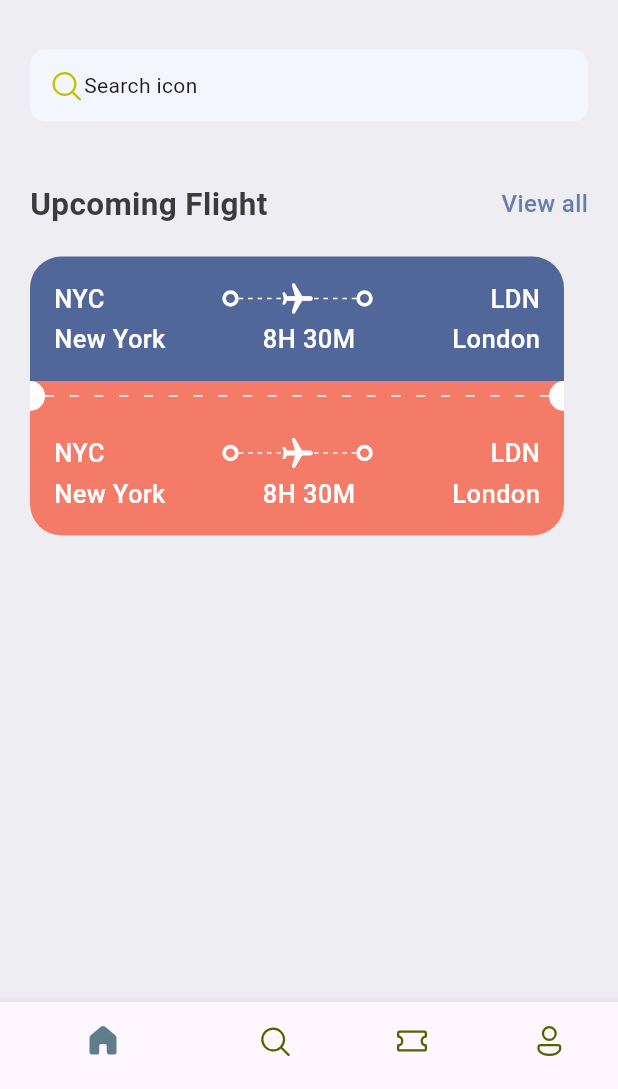
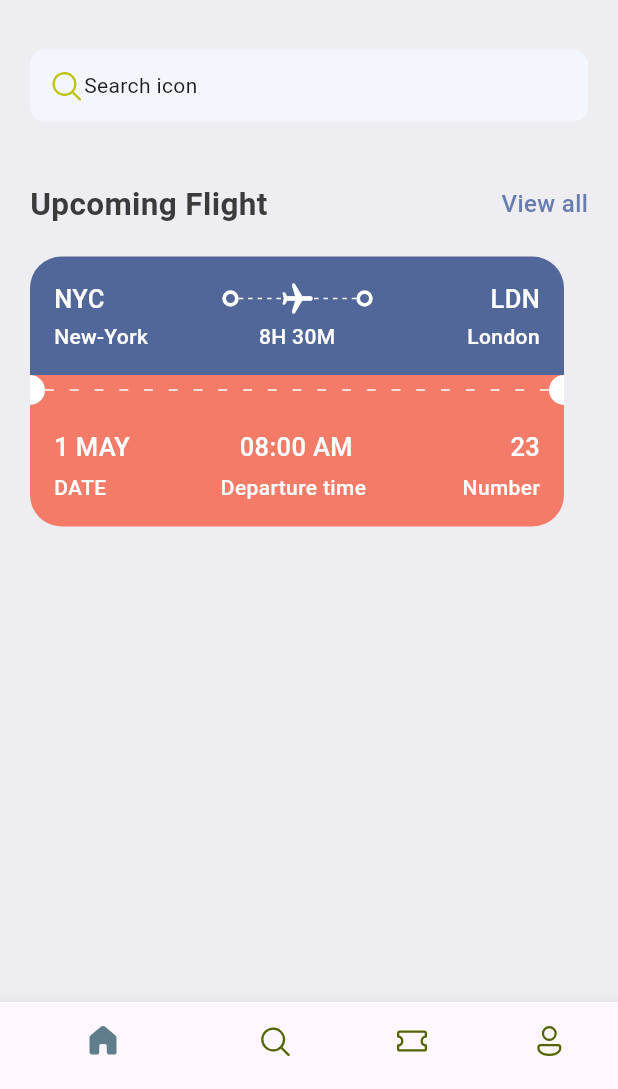
Before and after one commit to sithumoemyint-code/flutter_course_absolute_beginners, a Flutter app: the screen it shows after launch, on a phone screen of 412 x 824 dp, the part 147-1236 px from its top. Run offline on Flutter 3.47's test engine with Material 3 defaults, Android fonts, the phone set to English and light mode, and no system bars; our stand-ins replace fluentui_icons.

Commit message:
ticket view reusable component

```diff
--- a/lib/base/res/styles/app_styles.dart
+++ b/lib/base/res/styles/app_styles.dart
@@ -31,4 +31,9 @@ class AppStyles {
     fontSize: 17,
     fontWeight: FontWeight.w500,
   );
+
+  static TextStyle headLineStyle4 = const TextStyle(
+    fontSize: 14,
+    fontWeight: FontWeight.w500,
+  );
 }
--- /dev/null
+++ b/lib/base/widgets/app_colum_text_layout.dart
@@ -0,0 +1,29 @@
+import 'package:flutter/material.dart';
+import 'package:my_app/base/widgets/text_style_fourth.dart'
+    show TextStyleFourth;
+import 'package:my_app/base/widgets/text_style_third.dart' show TextStyleThird;
+
+class AppColumTextLayout extends StatelessWidget {
+  final String topText;
+  final String bottomText;
+  final CrossAxisAlignment alignment;
+
+  const AppColumTextLayout({
+    super.key,
+    required this.topText,
+    required this.bottomText,
+    required this.alignment,
+  });
+
+  @override
+  Widget build(BuildContext context) {
+    return Column(
+      crossAxisAlignment: alignment,
+      children: [
+        TextStyleThird(text: topText),
+        const SizedBox(height: 5),
+        TextStyleFourth(text: bottomText),
+      ],
+    );
+  }
+}
--- /dev/null
+++ b/lib/base/widgets/text_style_fourth.dart
@@ -0,0 +1,23 @@
+import 'package:flutter/cupertino.dart';
+import 'package:flutter/material.dart' show Colors;
+import 'package:my_app/base/res/styles/app_styles.dart' show AppStyles;
+
+class TextStyleFourth extends StatelessWidget {
+  final String text;
+  final TextAlign align;
+
+  const TextStyleFourth({
+    super.key,
+    required this.text,
+    this.align = TextAlign.start,
+  });
+
+  @override
+  Widget build(BuildContext context) {
+    return Text(
+      text,
+      textAlign: align,
+      style: AppStyles.headLineStyle4.copyWith(color: Colors.white),
+    );
+  }
+}
--- /dev/null
+++ b/lib/base/widgets/text_style_third.dart
@@ -0,0 +1,17 @@
+import 'package:flutter/cupertino.dart';
+import 'package:flutter/material.dart' show Colors;
+import 'package:my_app/base/res/styles/app_styles.dart' show AppStyles;
+
+class TextStyleThird extends StatelessWidget {
+  final String text;
+
+  const TextStyleThird({super.key, required this.text});
+
+  @override
+  Widget build(BuildContext context) {
+    return Text(
+      text,
+      style: AppStyles.headLineStyle3.copyWith(color: Colors.white),
+    );
+  }
+}
--- a/lib/base/widgets/ticket_view.dart
+++ b/lib/base/widgets/ticket_view.dart
@@ -1,9 +1,13 @@
 import 'package:flutter/material.dart';
 import 'package:my_app/base/res/styles/app_styles.dart' show AppStyles;
+import 'package:my_app/base/widgets/app_colum_text_layout.dart';
 import 'package:my_app/base/widgets/app_layoutbuilder_widget.dart'
     show AppLayoutBuilderWidget;
 import 'package:my_app/base/widgets/big_circle.dart' show BigCircle;
 import 'package:my_app/base/widgets/big_dot.dart' show BigDot;
+import 'package:my_app/base/widgets/text_style_fourth.dart'
+    show TextStyleFourth;
+import 'package:my_app/base/widgets/text_style_third.dart' show TextStyleThird;
 
 class TicketView extends StatelessWidget {
   const TicketView({super.key});
@@ -19,11 +23,12 @@ class TicketView extends StatelessWidget {
         margin: const EdgeInsets.only(right: 16),
         child: Column(
           children: [
+            // blue part of the ticket
             Container(
               padding: const EdgeInsets.all(16),
               decoration: BoxDecoration(
                 color: AppStyles.ticketBlue,
-                borderRadius: BorderRadius.only(
+                borderRadius: const BorderRadius.only(
                   topLeft: Radius.circular(21),
                   topRight: Radius.circular(21),
                 ),
@@ -33,12 +38,7 @@ class TicketView extends StatelessWidget {
                   // show departure and destination with icons first line
                   Row(
                     children: [
-                      Text(
-                        "NYC",
-                        style: AppStyles.headLineStyle3.copyWith(
-                          color: Colors.white,
-                        ),
-                      ),
+                      const TextStyleThird(text: "NYC"),
                       Expanded(child: Container()),
                       const BigDot(),
                       Expanded(
@@ -62,36 +62,25 @@ class TicketView extends StatelessWidget {
                       ),
                       const BigDot(),
                       Expanded(child: Container()),
-                      Text(
-                        "LDN",
-                        style: AppStyles.headLineStyle3.copyWith(
-                          color: Colors.white,
-                        ),
-                      ),
+                      const TextStyleThird(text: "LDN"),
                     ],
                   ),
                   const SizedBox(height: 3),
                   // show departure and destination name with time second line
                   Row(
                     children: [
-                      Text(
-                        "New York",
-                        style: AppStyles.headLineStyle3.copyWith(
-                          color: Colors.white,
-                        ),
+                      SizedBox(
+                        width: 100,
+                        child: const TextStyleFourth(text: "New-York"),
                       ),
                       Expanded(child: Container()),
-                      Text(
-                        "8H 30M",
-                        style: AppStyles.headLineStyle3.copyWith(
-                          color: Colors.white,
-                        ),
-                      ),
+                      const TextStyleFourth(text: "8H 30M"),
                       Expanded(child: Container()),
-                      Text(
-                        "London",
-                        style: AppStyles.headLineStyle3.copyWith(
-                          color: Colors.white,
+                      const SizedBox(
+                        width: 100,
+                        child: TextStyleFourth(
+                          text: "London",
+                          align: TextAlign.end,
                         ),
                       ),
                     ],
@@ -99,6 +88,7 @@ class TicketView extends StatelessWidget {
                 ],
               ),
             ),
+            // circle and dots
             Container(
               color: AppStyles.ticketOrange,
               child: const Row(
@@ -111,6 +101,7 @@ class TicketView extends StatelessWidget {
                 ],
               ),
             ),
+            // orange part of the ticket
             Container(
               padding: const EdgeInsets.all(16),
               decoration: BoxDecoration(
@@ -120,71 +111,26 @@ class TicketView extends StatelessWidget {
                   bottomRight: Radius.circular(21),
                 ),
               ),
-              child: Column(
+              child: const Column(
                 children: [
                   // show departure and destination with icons first line
                   Row(
+                    mainAxisAlignment: MainAxisAlignment.spaceBetween,
                     children: [
-                      Text(
-                        "NYC",
-                        style: AppStyles.headLineStyle3.copyWith(
-                          color: Colors.white,
-                        ),
+                      AppColumTextLayout(
+                        topText: "1 MAY",
+                        bottomText: "DATE",
+                        alignment: CrossAxisAlignment.start,
                       ),
-                      Expanded(child: Container()),
-                      const BigDot(),
-                      Expanded(
-                        child: Stack(
-                          children: [
-                            SizedBox(
-                              height: 24,
-                              child: AppLayoutBuilderWidget(randomDivider: 6),
-                            ),
-                            Center(
-                              child: Transform.rotate(
-                                angle: 1.57,
-                                child: const Icon(
-                                  Icons.local_airport_rounded,
-                                  color: Colors.white,
-                                ),
-                              ),
-                            ),
-                          ],
-                        ),
+                      AppColumTextLayout(
+                        topText: "08:00 AM",
+                        bottomText: "Departure time ",
+                        alignment: CrossAxisAlignment.center,
                       ),
-                      const BigDot(),
-                      Expanded(child: Container()),
-                      Text(
-                        "LDN",
-                        style: AppStyles.headLineStyle3.copyWith(
-                          color: Colors.white,
-                        ),
-                      ),
-                    ],
-                  ),
-                  const SizedBox(height: 3),
-                  // show departure and destination name with time second line
-                  Row(
-                    children: [
-                      Text(
-                        "New York",
-                        style: AppStyles.headLineStyle3.copyWith(
-                          color: Colors.white,
-                        ),
-                      ),
-                      Expanded(child: Container()),
-                      Text(
-                        "8H 30M",
-                        style: AppStyles.headLineStyle3.copyWith(
-                          color: Colors.white,
-                        ),
-                      ),
-                      Expanded(child: Container()),
-                      Text(
-                        "London",
-                        style: AppStyles.headLineStyle3.copyWith(
-                          color: Colors.white,
-                        ),
+                      AppColumTextLayout(
+                        topText: "23",
+                        bottomText: "Number",
+                        alignment: CrossAxisAlignment.end,
                       ),
                     ],
                   ),
```
